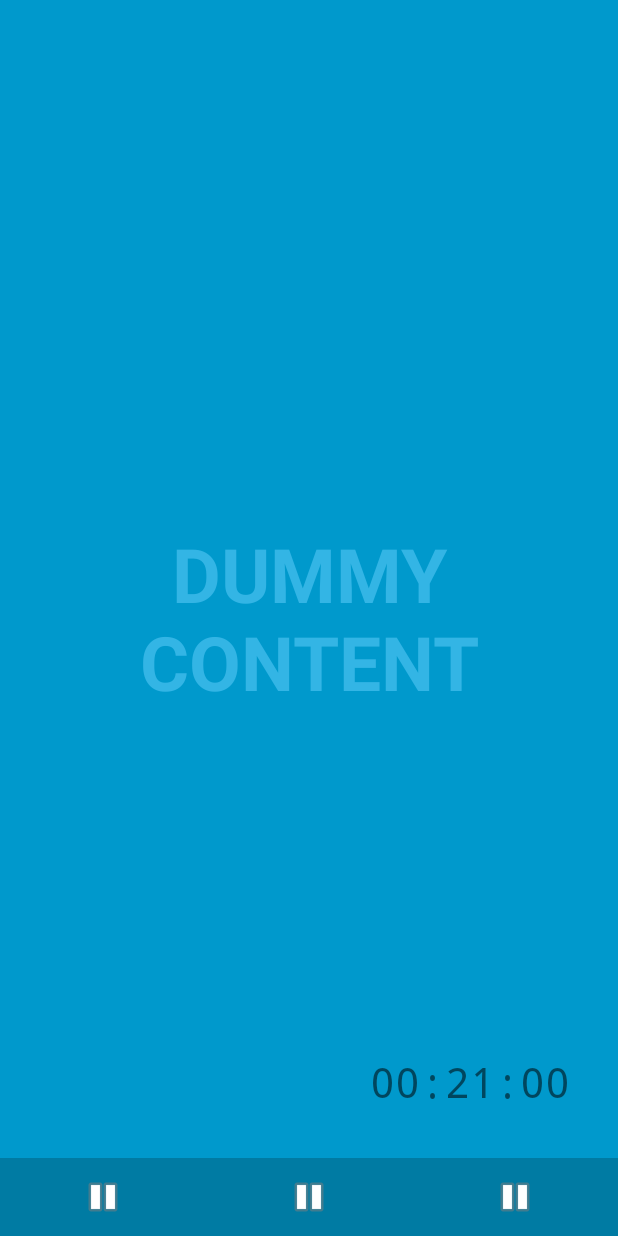
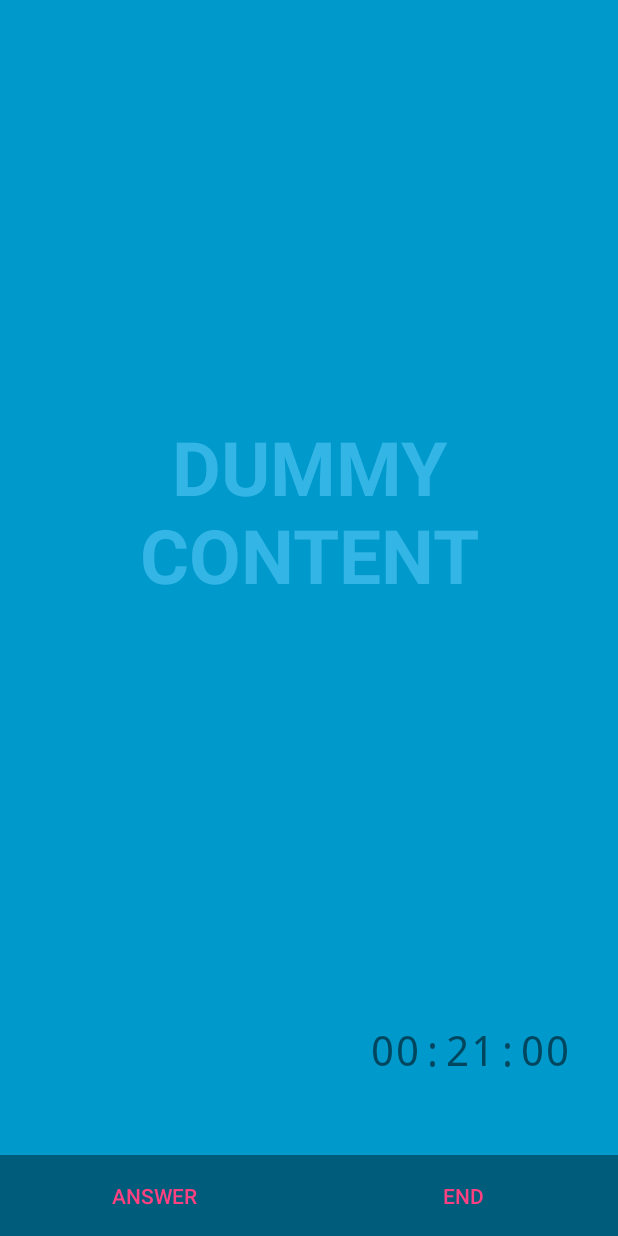
Before and after one commit to Jack-Q/messenger, an Android app: the CallActivity screen opened directly, with no data from a screen before it, on a phone screen of 412 x 824 dp. Run offline under Robolectric (Android 15) with nearby library versions, the phone set to English and light mode, and no system bars; our stand-ins replace ButterKnife; 12 statements that could not run were skipped.

Commit message:
refresh and clean call ui

```diff
--- a/android/app/src/main/java/cn/jackq/messenger/ui/CallActivity.java
+++ b/android/app/src/main/java/cn/jackq/messenger/ui/CallActivity.java
@@ -1,149 +1,56 @@
 package cn.jackq.messenger.ui;
 
-import android.annotation.SuppressLint;
+import android.os.Bundle;
 import android.support.v7.app.ActionBar;
-import android.support.v7.app.AppCompatActivity;
-import android.os.Bundle;
-import android.os.Handler;
-import android.view.MotionEvent;
 import android.view.View;
-import android.view.MenuItem;
-import android.support.v4.app.NavUtils;
+import android.widget.Button;
+import android.widget.LinearLayout;
+import android.widget.TextView;
 
+import butterknife.BindView;
+import butterknife.ButterKnife;
+import butterknife.OnClick;
 import cn.jackq.messenger.R;
+import cn.jackq.messenger.service.ChatSession;
 
-/**
- * An example full-screen activity that shows and hides the system UI (i.e.
- * status bar and navigation/system bar) with user interaction.
- */
 public class CallActivity extends AbstractMessengerActivity {
-    /**
-     * Whether or not the system UI should be auto-hidden after
-     * {@link #AUTO_HIDE_DELAY_MILLIS} milliseconds.
-     */
-    private static final boolean AUTO_HIDE = true;
 
-    /**
-     * If {@link #AUTO_HIDE} is set, the number of milliseconds to wait after
-     * user interaction before hiding the system UI.
-     */
-    private static final int AUTO_HIDE_DELAY_MILLIS = 3000;
+    @BindView(R.id.content_view)
+    LinearLayout mContentView;
+    @BindView(R.id.chat_time)
+    TextView mChatTimeView;
+    @BindView(R.id.chat_peer)
+    TextView mChatPeerView;
+    @BindView(R.id.chat_status)
+    TextView mChatStatusView;
 
-    /**
-     * Some older devices needs a small delay between UI widget updates
-     * and a change of the status and navigation bar.
-     */
-    private static final int UI_ANIMATION_DELAY = 300;
-    private final Handler mHideHandler = new Handler();
-    private View mContentView;
-    private final Runnable mHidePart2Runnable = new Runnable() {
-        @SuppressLint("InlinedApi")
-        @Override
-        public void run() {
-            // Delayed removal of status and navigation bar
+    @BindView(R.id.answer_button)
+    Button mAnswerButton;
+    @BindView(R.id.end_button)
+    Button mEndButton;
 
-            // Note that some of these constants are new as of API 16 (Jelly Bean)
-            // and API 19 (KitKat). It is safe to use them, as they are inlined
-            // at compile-time and do nothing on earlier devices.
-            mContentView.setSystemUiVisibility(View.SYSTEM_UI_FLAG_LOW_PROFILE
-                    | View.SYSTEM_UI_FLAG_FULLSCREEN
-                    | View.SYSTEM_UI_FLAG_LAYOUT_STABLE
-                    | View.SYSTEM_UI_FLAG_IMMERSIVE_STICKY
-                    | View.SYSTEM_UI_FLAG_LAYOUT_HIDE_NAVIGATION
-                    | View.SYSTEM_UI_FLAG_HIDE_NAVIGATION);
-        }
-    };
-    private View mControlsView;
-    private final Runnable mShowPart2Runnable = new Runnable() {
-        @Override
-        public void run() {
-            // Delayed display of UI elements
-            ActionBar actionBar = getSupportActionBar();
-            if (actionBar != null) {
-                actionBar.show();
-            }
-            mControlsView.setVisibility(View.VISIBLE);
-        }
-    };
-    private boolean mVisible;
-    private final Runnable mHideRunnable = new Runnable() {
-        @Override
-        public void run() {
-            hide();
-        }
-    };
-    /**
-     * Touch listener to use for in-layout UI controls to delay hiding the
-     * system UI. This is to prevent the jarring behavior of controls going away
-     * while interacting with activity UI.
-     */
-    private final View.OnTouchListener mDelayHideTouchListener = new View.OnTouchListener() {
-        @Override
-        public boolean onTouch(View view, MotionEvent motionEvent) {
-            if (AUTO_HIDE) {
-                delayedHide(AUTO_HIDE_DELAY_MILLIS);
-            }
-            return false;
-        }
-    };
+    @OnClick(R.id.answer_button)
+    void onAnswerCall() {
+
+    }
+
+    @OnClick(R.id.end_button)
+    void onCancelCall() {
+
+    }
 
     @Override
     protected void onCreate(Bundle savedInstanceState) {
         super.onCreate(savedInstanceState);
 
         setContentView(R.layout.activity_call);
-        ActionBar actionBar = getSupportActionBar();
-        if (actionBar != null) {
-            actionBar.setDisplayHomeAsUpEnabled(true);
-        }
 
-        mVisible = true;
-        mControlsView = findViewById(R.id.fullscreen_content_controls);
-        mContentView = findViewById(R.id.fullscreen_content);
+        ButterKnife.bind(this);
 
+        hide();
 
-        // Set up the user interaction to manually show or hide the system UI.
-        mContentView.setOnClickListener(new View.OnClickListener() {
-            @Override
-            public void onClick(View view) {
-                toggle();
-            }
-        });
-
-        // Upon interacting with UI controls, delay any scheduled hide()
-        // operations to prevent the jarring behavior of controls going away
-        // while interacting with the UI.
-        findViewById(R.id.dummy_button).setOnTouchListener(mDelayHideTouchListener);
     }
 
-    @Override
-    protected void onPostCreate(Bundle savedInstanceState) {
-        super.onPostCreate(savedInstanceState);
-
-        // Trigger the initial hide() shortly after the activity has been
-        // created, to briefly hint to the user that UI controls
-        // are available.
-        delayedHide(100);
-    }
-
-    @Override
-    public boolean onOptionsItemSelected(MenuItem item) {
-        int id = item.getItemId();
-        if (id == android.R.id.home) {
-            // This ID represents the Home or Up button.
-            NavUtils.navigateUpFromSameTask(this);
-            return true;
-        }
-        return super.onOptionsItemSelected(item);
-    }
-
-    private void toggle() {
-        if (mVisible) {
-            hide();
-        } else {
-            show();
-        }
-    }
 
     private void hide() {
         // Hide UI first
@@ -151,32 +58,38 @@ public class CallActivity extends AbstractMessengerActivity {
         if (actionBar != null) {
             actionBar.hide();
         }
-        mControlsView.setVisibility(View.GONE);
-        mVisible = false;
 
-        // Schedule a runnable to remove the status and navigation bar after a delay
-        mHideHandler.removeCallbacks(mShowPart2Runnable);
-        mHideHandler.postDelayed(mHidePart2Runnable, UI_ANIMATION_DELAY);
+        mContentView.setSystemUiVisibility(View.SYSTEM_UI_FLAG_LOW_PROFILE
+                | View.SYSTEM_UI_FLAG_FULLSCREEN
+                | View.SYSTEM_UI_FLAG_LAYOUT_STABLE
+                | View.SYSTEM_UI_FLAG_IMMERSIVE_STICKY
+                | View.SYSTEM_UI_FLAG_LAYOUT_HIDE_NAVIGATION
+                | View.SYSTEM_UI_FLAG_HIDE_NAVIGATION);
     }
 
-    @SuppressLint("InlinedApi")
-    private void show() {
-        // Show the system bar
-        mContentView.setSystemUiVisibility(View.SYSTEM_UI_FLAG_LAYOUT_FULLSCREEN
-                | View.SYSTEM_UI_FLAG_LAYOUT_HIDE_NAVIGATION);
-        mVisible = true;
 
-        // Schedule a runnable to display UI elements after a delay
-        mHideHandler.removeCallbacks(mHidePart2Runnable);
-        mHideHandler.postDelayed(mShowPart2Runnable, UI_ANIMATION_DELAY);
+    private void updateUi() {
+        ChatSession session = this.getMainService().getChatSession();
+        this.mChatPeerView.setText(session.getPeer().getName());
+        this.mChatStatusView.setText(session.getStatus());
+        this.mChatTimeView.setText(session.getTimeString());
+
+        this.mAnswerButton.setEnabled(session.isCanAnswer());
+        this.mAnswerButton.setVisibility(session.isCanAnswer() ? View.VISIBLE : View.GONE);
+
+        this.mEndButton.setEnabled(session.isCanEnd());
+        this.mEndButton.setVisibility(session.isCanEnd() ? View.VISIBLE : View.GONE);
     }
 
-    /**
-     * Schedules a call to hide() in [delay] milliseconds, canceling any
-     * previously scheduled calls.
-     */
-    private void delayedHide(int delayMillis) {
-        mHideHandler.removeCallbacks(mHideRunnable);
-        mHideHandler.postDelayed(mHideRunnable, delayMillis);
+    @Override
+    public void onServerStateChange() {
+        super.onServerStateChange();
+        this.runOnUiThread(this::updateUi);
+    }
+
+    @Override
+    protected void onServiceBound() {
+        super.onServiceBound();
+        this.runOnUiThread(this::updateUi);
     }
 }
--- a/android/app/src/main/res/layout/activity_call.xml
+++ b/android/app/src/main/res/layout/activity_call.xml
@@ -1,18 +1,18 @@
-<android.support.constraint.ConstraintLayout xmlns:android="http://schemas.android.com/apk/res/android"
+<LinearLayout xmlns:android="http://schemas.android.com/apk/res/android"
     xmlns:app="http://schemas.android.com/apk/res-auto"
     xmlns:tools="http://schemas.android.com/tools"
+    android:id="@+id/content_view"
     android:layout_width="match_parent"
     android:layout_height="match_parent"
     android:background="#0099cc"
+    android:orientation="vertical"
     tools:context="cn.jackq.messenger.ui.CallActivity">
 
-    <!-- The primary full-screen view. This can be replaced with whatever view
-         is needed to present your content, e.g. VideoView, SurfaceView,
-         TextureView, etc. -->
     <TextView
-        android:id="@+id/fullscreen_content"
+        android:id="@+id/chat_peer"
         android:layout_width="match_parent"
-        android:layout_height="match_parent"
+        android:layout_height="0dp"
+        android:layout_weight="1"
         android:gravity="center"
         android:keepScreenOn="true"
         android:text="@string/dummy_content"
@@ -23,50 +23,22 @@
         tools:layout_editor_absoluteY="467dp" />
 
     <TextView
+        android:id="@+id/chat_time"
         android:layout_width="wrap_content"
         android:layout_height="wrap_content"
+        android:layout_gravity="bottom|end"
+        android:layout_marginBottom="32dp"
+        android:layout_marginEnd="32dp"
         android:fontFamily="monospace"
         android:text="00:21:00"
-        app:layout_constraintBottom_toTopOf="@+id/imageButton3"
-        app:layout_constraintEnd_toEndOf="parent"
-        android:textSize="28sp"
-        android:layout_marginEnd="32dp"
-        android:layout_marginBottom="32dp"/>
-
-    <ImageButton
-        android:id="@+id/imageButton1"
-        style="@style/CallBottomActionButton"
-        android:layout_width="0dp"
-        android:layout_height="wrap_content"
-        app:layout_constraintBottom_toTopOf="@+id/fullscreen_content_controls"
-        app:layout_constraintEnd_toStartOf="@+id/imageButton2"
-        app:layout_constraintHorizontal_weight="1"
-        app:layout_constraintStart_toStartOf="parent"
-        app:srcCompat="@android:drawable/ic_media_pause" />
-
-    <ImageButton
-        android:id="@+id/imageButton2"
-        style="@style/CallBottomActionButton"
-        android:layout_width="0dp"
-        android:layout_height="wrap_content"
-        app:layout_constraintBottom_toTopOf="@+id/fullscreen_content_controls"
-        app:layout_constraintEnd_toStartOf="@+id/imageButton3"
-        app:layout_constraintHorizontal_weight="1"
-        app:layout_constraintStart_toEndOf="@id/imageButton1"
-        app:srcCompat="@android:drawable/ic_media_pause" />
+        android:textSize="28sp" />
 
 
-    <ImageButton
-        android:id="@+id/imageButton3"
-        style="@style/CallBottomActionButton"
-        android:layout_width="0dp"
+    <TextView
+        android:id="@+id/chat_status"
+        android:layout_width="wrap_content"
         android:layout_height="wrap_content"
-        app:layout_constraintBottom_toTopOf="@+id/fullscreen_content_controls"
-        app:layout_constraintEnd_toEndOf="parent"
-        app:layout_constraintHorizontal_weight="1"
-        app:layout_constraintStart_toEndOf="@+id/imageButton2"
-        app:srcCompat="@android:drawable/ic_media_pause" />
-
+        android:layout_gravity="center" />
 
     <LinearLayout
         android:id="@+id/fullscreen_content_controls"
@@ -78,14 +50,22 @@
         app:layout_constraintBottom_toBottomOf="parent">
 
         <Button
-            android:id="@+id/dummy_button"
+            android:id="@+id/answer_button"
             style="?metaButtonBarButtonStyle"
             android:layout_width="0dp"
             android:layout_height="wrap_content"
             android:layout_weight="1"
-            android:text="@string/dummy_button" />
+            android:text="answer" />
+
+        <Button
+            android:id="@+id/end_button"
+            style="?metaButtonBarButtonStyle"
+            android:layout_width="0dp"
+            android:layout_height="wrap_content"
+            android:layout_weight="1"
+            android:text="end" />
 
     </LinearLayout>
 
 
-</android.support.constraint.ConstraintLayout>
+</LinearLayout>
```
Also changed, not shown: android/app/src/main/java/cn/jackq/messenger/service/ChatSession.java (added, +80 -0 lines), android/app/src/main/java/cn/jackq/messenger/service/MainService.java (+23 -25 lines).
